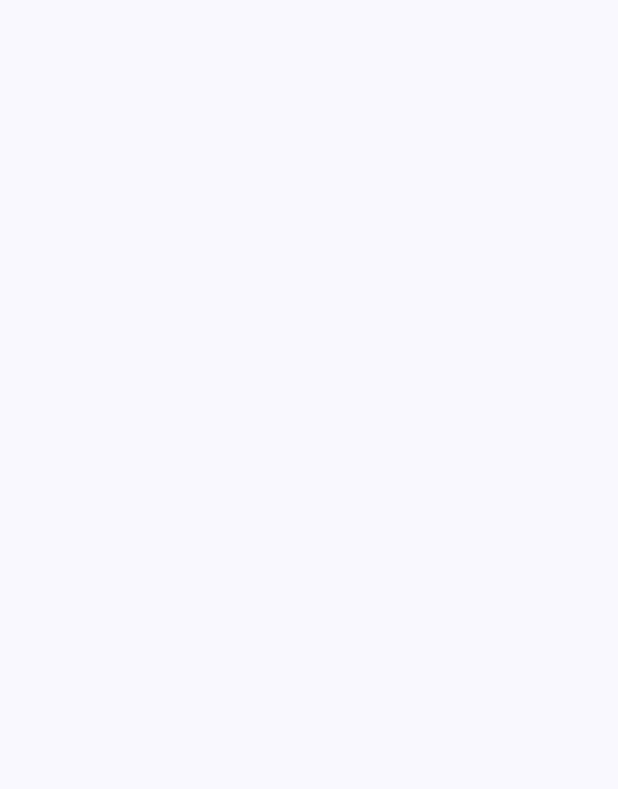
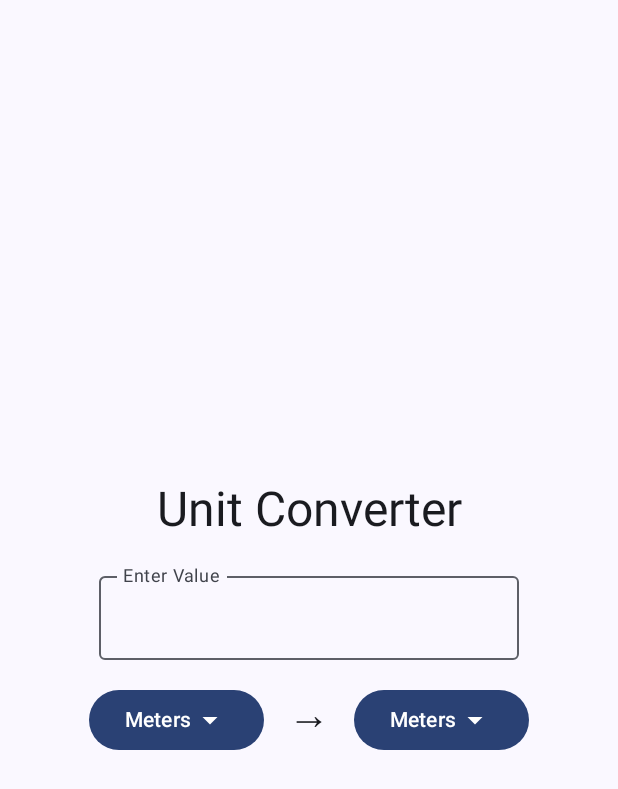
Before and after one commit to shakthishamruth/UnitConverter-Kotlin, an Android app built with Jetpack Compose: the screen it shows after launch (MainActivity), on a phone screen of 412 x 824 dp. Before the commit the part shown is empty. Shown: the top 789 px of the screen. Run offline under Robolectric (Android 15) with nearby library versions, the phone set to English and light mode, and no system bars.

Commit message:
update UI

```diff
--- a/app/build.gradle.kts
+++ b/app/build.gradle.kts
@@ -6,7 +6,7 @@ plugins {
 
 android {
     namespace = "com.shakthi.unitconverterkotlin"
-    compileSdk = 34
+    compileSdk = 35
 
     defaultConfig {
         applicationId = "com.shakthi.unitconverterkotlin"
@@ -22,8 +22,7 @@ android {
         release {
             isMinifyEnabled = false
             proguardFiles(
-                getDefaultProguardFile("proguard-android-optimize.txt"),
-                "proguard-rules.pro"
+                getDefaultProguardFile("proguard-android-optimize.txt"), "proguard-rules.pro"
             )
         }
     }
--- a/app/src/main/java/com/shakthi/unitconverterkotlin/MainActivity.kt
+++ b/app/src/main/java/com/shakthi/unitconverterkotlin/MainActivity.kt
@@ -4,10 +4,32 @@ import android.os.Bundle
 import androidx.activity.ComponentActivity
 import androidx.activity.compose.setContent
 import androidx.activity.enableEdgeToEdge
+import androidx.compose.foundation.layout.Arrangement
+import androidx.compose.foundation.layout.Box
+import androidx.compose.foundation.layout.Column
+import androidx.compose.foundation.layout.Row
+import androidx.compose.foundation.layout.Spacer
 import androidx.compose.foundation.layout.fillMaxSize
+import androidx.compose.foundation.layout.height
+import androidx.compose.foundation.layout.width
+import androidx.compose.material.icons.Icons
+import androidx.compose.material.icons.filled.ArrowDropDown
+import androidx.compose.material3.Button
+import androidx.compose.material3.DropdownMenu
+import androidx.compose.material3.DropdownMenuItem
+import androidx.compose.material3.Icon
 import androidx.compose.material3.MaterialTheme
+import androidx.compose.material3.OutlinedTextField
 import androidx.compose.material3.Surface
+import androidx.compose.material3.Text
+import androidx.compose.runtime.Composable
+import androidx.compose.runtime.getValue
+import androidx.compose.runtime.mutableStateOf
+import androidx.compose.runtime.remember
+import androidx.compose.runtime.setValue
+import androidx.compose.ui.Alignment
 import androidx.compose.ui.Modifier
+import androidx.compose.ui.unit.dp
 import com.shakthi.unitconverterkotlin.ui.theme.UnitConverterKotlinTheme
 
 class MainActivity : ComponentActivity() {
@@ -20,7 +42,7 @@ class MainActivity : ComponentActivity() {
                     modifier = Modifier.fillMaxSize(),
                     color = MaterialTheme.colorScheme.background,
                 ) {
-                    unitConverter()
+                    UnitConverter()
                 }
             }
         }
@@ -28,6 +50,95 @@ class MainActivity : ComponentActivity() {
 }
 
 
-fun unitConverter() {
+@Composable
+fun UnitConverter() {
 
+    var inputValue by remember { mutableStateOf(" ") }
+    var outputValue by remember { mutableStateOf(" ") }
+    var inputUnit by remember { mutableStateOf("Meters") }
+    var outputUnit by remember { mutableStateOf("Meters") }
+    var iExpanded by remember { mutableStateOf(false) }
+    var oExpanded by remember { mutableStateOf(false) }
+    val conversionFactor = remember { mutableStateOf(1.0) }
+    val oConversionFactor = remember { mutableStateOf(1.0) }
+
+    Column(
+        modifier = Modifier.fillMaxSize(),
+        verticalArrangement = Arrangement.Center,
+        horizontalAlignment = Alignment.CenterHorizontally
+    ) {
+        Text(text = "Unit Converter", style = MaterialTheme.typography.headlineLarge)
+        Spacer(modifier = Modifier.height(16.dp))
+
+        OutlinedTextField(value = inputValue,
+            onValueChange = {
+                inputValue = it
+            },
+            label = { Text(text = "Enter Value") })
+
+        Spacer(modifier = Modifier.height(16.dp))
+
+        Row() {
+            // Input Box
+            Box {
+                Button(
+                    onClick = { iExpanded = true }, modifier = Modifier.align(Alignment.Center)
+                ) {
+                    Text(text = inputUnit)
+                    Icon(Icons.Default.ArrowDropDown, contentDescription = "ArrowDropDown")
+                }
+                DropdownMenu(expanded = iExpanded, onDismissRequest = { iExpanded = false }) {
+                    DropdownMenuItem(text = { Text(text = "Meters") }, onClick = {
+                        iExpanded = false
+                        inputUnit = "Meters"
+                        conversionFactor.value = 1.0
+                    })
+                    DropdownMenuItem(text = { Text(text = "Feet") }, onClick = {
+                        iExpanded = false
+                        inputUnit = "Feet"
+                        conversionFactor.value = 0.3048
+                    })
+                    DropdownMenuItem(text = { Text(text = "Centimeters") }, onClick = {
+                        iExpanded = false
+                        inputUnit = "Centimeters"
+                        conversionFactor.value = 0.01
+                    })
+                }
+            }
+
+            Spacer(modifier = Modifier.width(16.dp))
+
+            Text(text = "→", style = MaterialTheme.typography.headlineMedium)
+
+            Spacer(modifier = Modifier.width(16.dp))
+
+            // Output Box
+            Box {
+                Button(
+                    onClick = { oExpanded = true }, modifier = Modifier.align(Alignment.Center)
+                ) {
+                    Text(text = outputUnit)
+                    Icon(Icons.Default.ArrowDropDown, contentDescription = "ArrowDropDown")
+                }
+                DropdownMenu(expanded = oExpanded, onDismissRequest = { oExpanded = false }) {
+                    DropdownMenuItem(text = { Text(text = "Meters") }, onClick = {
+                        oExpanded = false
+                        outputUnit = "Meters"
+                        oConversionFactor.value = 1.0
+                    })
+                    DropdownMenuItem(text = { Text(text = "Feet") }, onClick = {
+                        oExpanded = false
+                        outputUnit = "Feet"
+                        oConversionFactor.value = 0.3048
+                    })
+                    DropdownMenuItem(text = { Text(text = "Centimeters") }, onClick = {
+                        oExpanded = false
+                        outputUnit = "Centimeters"
+                        oConversionFactor.value = 0.01
+                    })
+                }
+            }
+        }
+
+    }
 }
```
